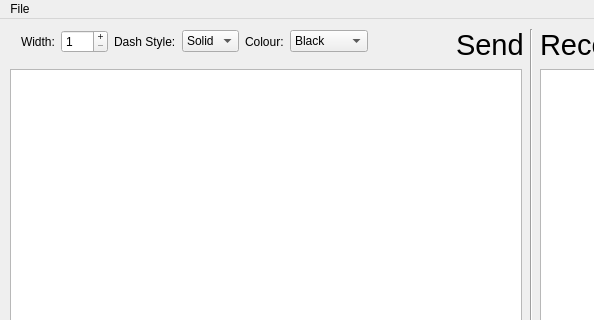
Qt form window.ui (MattCrossley99/P20-Project) before a commit; both pictures show x 0 to 594 and y 0 to 320 of the 1060 by 580 pixel window.
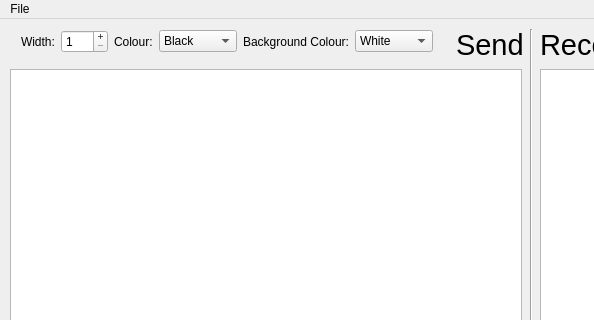
The same form after that commit.

Commit message: Removed dash style, not viable, added background colour

The edit to the form file:
```diff
--- a/window.ui
+++ b/window.ui
@@ -40,7 +40,7 @@
      <rect>
       <x>10</x>
       <y>0</y>
-      <width>392</width>
+      <width>422</width>
       <height>41</height>
      </rect>
     </property>
@@ -71,27 +71,6 @@
        </property>
       </widget>
      </item>
-     <item>
-      <widget class="QLabel" name="label_3">
-       <property name="text">
-        <string>Dash Style:</string>
-       </property>
-      </widget>
-     </item>
-     <item>
-      <widget class="QComboBox" name="comboBox">
-       <item>
-        <property name="text">
-         <string>Solid</string>
-        </property>
-       </item>
-       <item>
-        <property name="text">
-         <string>- - - -</string>
-        </property>
-       </item>
-      </widget>
-     </item>
      <item>
       <widget class="QLabel" name="label_2">
        <property name="text">
@@ -138,6 +117,47 @@
        </item>
       </widget>
      </item>
+     <item>
+      <widget class="QLabel" name="label_3">
+       <property name="text">
+        <string>Background Colour:</string>
+       </property>
+      </widget>
+     </item>
+     <item>
+      <widget class="QComboBox" name="comboBox">
+       <item>
+        <property name="text">
+         <string>White</string>
+        </property>
+       </item>
+       <item>
+        <property name="text">
+         <string>Black</string>
+        </property>
+       </item>
+       <item>
+        <property name="text">
+         <string>Cyan</string>
+        </property>
+       </item>
+       <item>
+        <property name="text">
+         <string>Magenta</string>
+        </property>
+       </item>
+       <item>
+        <property name="text">
+         <string>Yellow</string>
+        </property>
+       </item>
+       <item>
+        <property name="text">
+         <string>Custom</string>
+        </property>
+       </item>
+      </widget>
+     </item>
      <item>
       <spacer name="horizontalSpacer">
        <property name="orientation">
```
Left out of the diff: 5 changed lines with no effect on the pictures. The commit also changes 2 other files.
